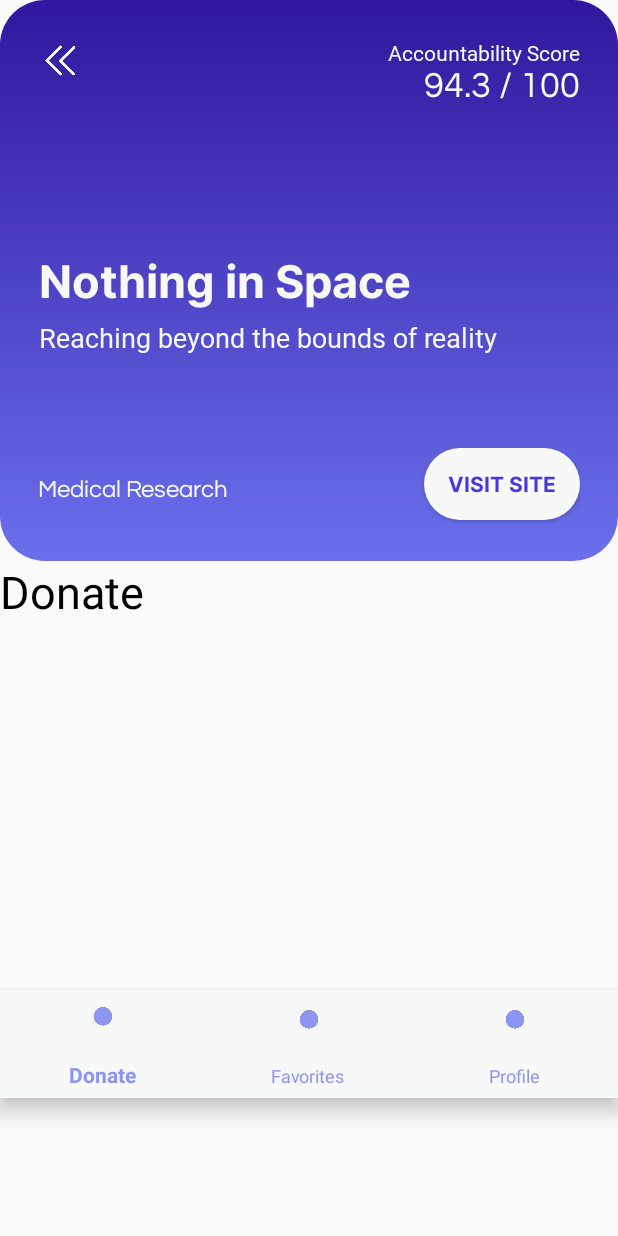
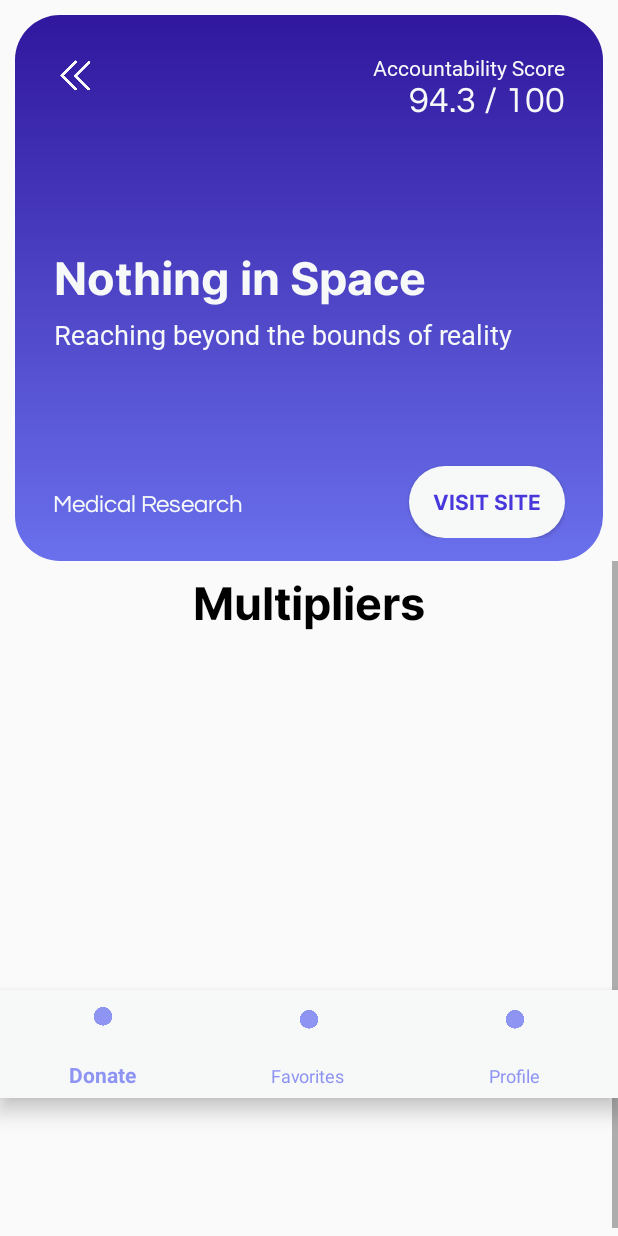
Before and after one commit to mulanz/dodoplier, an Android app: the OrganizationInfo screen opened directly, with no data from a screen before it, on a phone screen of 412 x 824 dp. Run offline under Robolectric (Android 15) with nearby library versions, the phone set to English and light mode, and no system bars.

Commit message:
added functionality to back button and made linear layout scroll

```diff
--- a/Dodoplier/app/src/main/java/com/example/dodoplier/OrganizationInfo.java
+++ b/Dodoplier/app/src/main/java/com/example/dodoplier/OrganizationInfo.java
@@ -2,7 +2,11 @@ package com.example.dodoplier;
 
 import androidx.appcompat.app.AppCompatActivity;
 
+import android.content.Intent;
 import android.os.Bundle;
+import android.view.View;
+import android.widget.Button;
+import android.widget.ImageButton;
 
 public class OrganizationInfo extends AppCompatActivity {
 
@@ -10,5 +14,17 @@ public class OrganizationInfo extends AppCompatActivity {
     protected void onCreate(Bundle savedInstanceState) {
         super.onCreate(savedInstanceState);
         setContentView(R.layout.activity_organization_info);
+
+        //add function to back button
+        ImageButton orgInfoBackBtn = (ImageButton) findViewById(R.id.orgInfoPageBackBtn);
+        orgInfoBackBtn.setOnClickListener(new View.OnClickListener() {
+            @Override
+            public void onClick(View view) {
+                //start ExploreOrganizations activity
+                Intent startIntent = new Intent(getApplicationContext(), ExploreOrganizations.class);
+                startActivity(startIntent);
+            }
+        });
     }
+
 }
--- /dev/null
+++ b/Dodoplier/app/src/main/res/drawable/org_info_list_bg.xml
@@ -0,0 +1,10 @@
+<?xml version="1.0" encoding="utf-8"?>
+<selector xmlns:android="http://schemas.android.com/apk/res/android">
+    <item >
+        <shape android:shape="rectangle"  >
+            <corners android:radius="30dip" />
+            <stroke android:width="0dip" android:color="@color/black" />
+            <gradient android:angle="-45" android:startColor="#30179E" android:endColor="#6A70EC" />
+        </shape>
+    </item>
+</selector>
--- a/Dodoplier/app/src/main/res/layout/activity_organization_info.xml
+++ b/Dodoplier/app/src/main/res/layout/activity_organization_info.xml
@@ -11,8 +11,14 @@
         android:id="@+id/constraintLayout2"
         android:layout_width="match_parent"
         android:layout_height="0dp"
+        android:layout_marginLeft="10dp"
+        android:layout_marginTop="10dp"
+        android:layout_marginRight="10dp"
         android:background="@drawable/org_info_bg"
-        android:padding="25dp"
+        android:paddingLeft="25dp"
+        android:paddingTop="25dp"
+        android:paddingRight="25dp"
+        android:paddingBottom="15dp"
         app:layout_constraintBottom_toTopOf="@+id/constraintLayout4"
         app:layout_constraintEnd_toEndOf="parent"
         app:layout_constraintHorizontal_bias="0.0"
@@ -41,7 +47,8 @@
             android:textSize="30sp"
             app:layout_constraintBottom_toBottomOf="parent"
             app:layout_constraintStart_toStartOf="parent"
-            app:layout_constraintTop_toTopOf="parent" />
+            app:layout_constraintTop_toTopOf="parent"
+            app:layout_constraintVertical_bias="0.458" />
 
         <TextView
             android:id="@+id/orgPageCause"
@@ -78,7 +85,6 @@
             android:id="@+id/learnMoreBtn"
             android:layout_width="wrap_content"
             android:layout_height="wrap_content"
-            android:layout_marginBottom="2dp"
             android:background="@drawable/white_button"
             android:fontFamily="@font/inter_bold"
             android:paddingLeft="16dp"
@@ -137,11 +143,30 @@
 
                 <TextView
                     android:id="@+id/textView6"
-                    android:layout_width="147dp"
-                    android:layout_height="wrap_content"
-                    android:text="Donate"
+                    android:layout_width="match_parent"
+                    android:layout_height="56dp"
+                    android:fontFamily="@font/inter_bold"
+                    android:gravity="center"
+                    android:text="Multipliers"
                     android:textColor="#000000"
                     android:textSize="30sp" />
+
+                <androidx.constraintlayout.widget.ConstraintLayout
+                    android:layout_width="match_parent"
+                    android:layout_height="249dp">
+
+                    <androidx.constraintlayout.widget.ConstraintLayout
+                        android:layout_width="match_parent"
+                        android:layout_height="match_parent">
+
+                    </androidx.constraintlayout.widget.ConstraintLayout>
+                </androidx.constraintlayout.widget.ConstraintLayout>
+
+                <androidx.constraintlayout.widget.ConstraintLayout
+                    android:layout_width="match_parent"
+                    android:layout_height="150dp">
+
+                </androidx.constraintlayout.widget.ConstraintLayout>
             </LinearLayout>
         </ScrollView>
 
```
